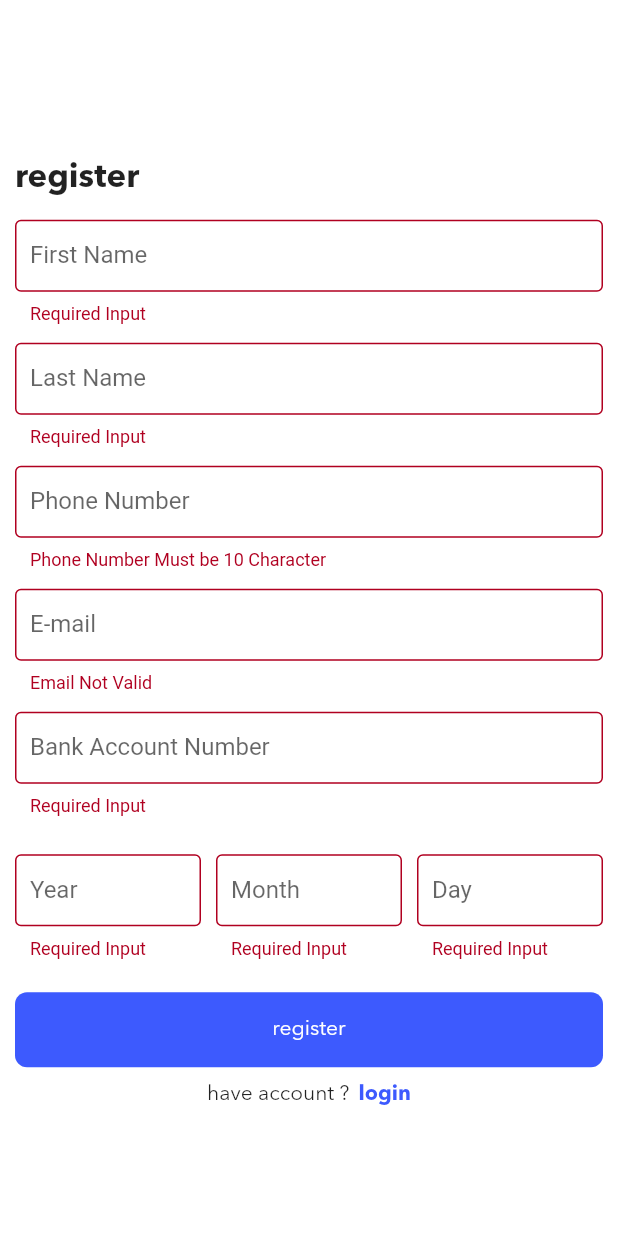
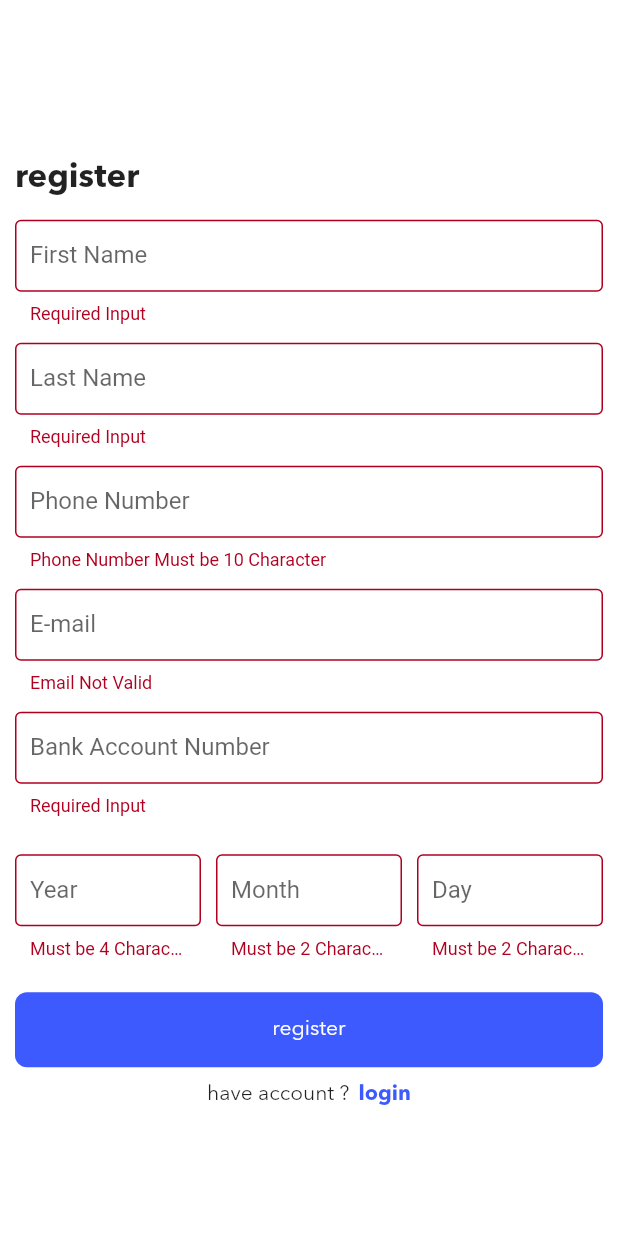
Before and after one commit to mtkz/flutter_crud, a Flutter app: the RootScreen screen opened directly, after a tap on "register", on a phone screen of 412 x 824 dp. Run offline on Flutter 3.47's test engine with Material 2 defaults, Android fonts, the phone set to English and light mode, and no system bars; our stand-ins replace hive_flutter, shared_preferences; missing offline and left inert: shared_preferences_web; accounts and stored records are empty.

Commit message:
change birth validators

```diff
--- /dev/null
+++ b/lib/data/model/auth_info.dart
@@ -0,0 +1,15 @@
+class AuthInfo {
+  final String firstName;
+  final String lastName;
+  final String email;
+  final int phoneNumber;
+  final int bankAccountNumber;
+
+  AuthInfo({
+    required this.firstName,
+    required this.lastName,
+    required this.email,
+    required this.phoneNumber,
+    required this.bankAccountNumber,
+  });
+}
--- a/lib/data/validator/form_validator.dart
+++ b/lib/data/validator/form_validator.dart
@@ -21,4 +21,12 @@ class Validator {
     }
     return "Email Not Valid";
   }
+
+
+   static String? birthInputValidator(String text , int length) {
+    if (text.length != length) {
+      return "Must be $length Character";
+    }
+    return null;
+  }
 }
--- a/lib/ui/screens/auth/auth.dart
+++ b/lib/ui/screens/auth/auth.dart
@@ -76,6 +76,7 @@ class _AuthScreenState extends State<AuthScreen> {
                   height: 12,
                 ),
                 TextFormField(
+                  keyboardType: TextInputType.emailAddress,
                   decoration: const InputDecoration(labelText: 'E-mail'),
                   controller: _emailController,
                   validator: (text) =>
@@ -103,8 +104,8 @@ class _AuthScreenState extends State<AuthScreen> {
                         keyboardType: TextInputType.number,
                         controller: _yearController,
                         decoration: const InputDecoration(labelText: 'Year'),
-                        validator: (text) =>
-                            Validator.inputValidator(_yearController.text),
+                        validator: (text) => Validator.birthInputValidator(
+                            _yearController.text, 4),
                       ),
                     ),
                     const SizedBox(
@@ -115,8 +116,8 @@ class _AuthScreenState extends State<AuthScreen> {
                         keyboardType: TextInputType.number,
                         decoration: const InputDecoration(labelText: 'Month'),
                         controller: _monthController,
-                        validator: (text) =>
-                            Validator.inputValidator(_monthController.text),
+                        validator: (text) => Validator.birthInputValidator(
+                            _monthController.text, 2),
                       ),
                     ),
                     const SizedBox(
@@ -127,8 +128,8 @@ class _AuthScreenState extends State<AuthScreen> {
                         keyboardType: TextInputType.number,
                         decoration: const InputDecoration(labelText: 'Day'),
                         controller: _dayController,
-                        validator: (text) =>
-                            Validator.inputValidator(_dayController.text),
+                        validator: (text) => Validator.birthInputValidator(
+                            _dayController.text, 2),
                       ),
                     ),
                   ],
```
Also changed, not shown: lib/data/repo/database_repository.dart (+38 -4 lines), lib/main.dart (+6 -1 lines), lib/ui/screens/profile/profile.dart (+21 -7 lines), 1 other file.
